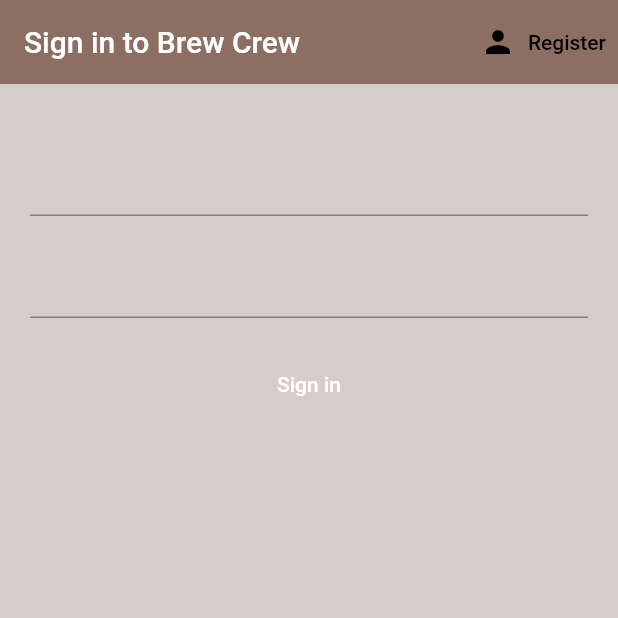
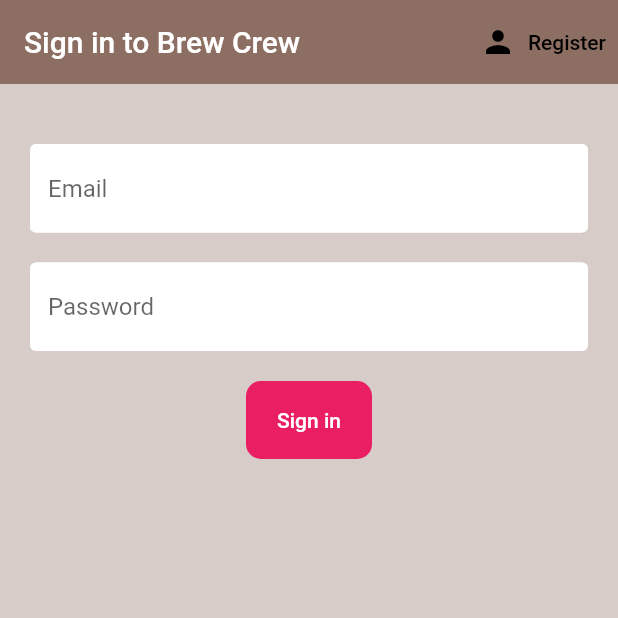
Before and after one commit to Shubhi-Paul/brew_crew, a Flutter app: the screen it shows after launch, on a phone screen of 412 x 824 dp, the top half of it. Run offline on Flutter 3.47's test engine with Material 2 defaults, Android fonts, the phone set to English and light mode, and no system bars; our stand-ins replace cloud_firestore, firebase_auth, firebase_core, flutter_spinkit; accounts and stored records are empty.

```diff
--- a/lib/main.dart
+++ b/lib/main.dart
@@ -41,7 +41,7 @@ class _MyHomePageState extends State<MyHomePage> {
   @override
   Widget build(BuildContext context) {
     return StreamProvider<OurUser?>.value(
-      catchError: (_, __) => null,
+      catchError: (_, __) => null, //imp
       initialData: null,
       value: AuthService().user,
       child: Wrapper());
--- /dev/null
+++ b/lib/models/brew.dart
@@ -0,0 +1,9 @@
+class Brew {
+
+  final String name;
+  final String sugars;
+  final int strength;
+
+  Brew({required this.name, required this.sugars, required this.strength});
+
+}
--- a/lib/screens/authenticate/sign_in.dart
+++ b/lib/screens/authenticate/sign_in.dart
@@ -1,10 +1,11 @@
-import 'package:brew_crew/screens/authenticate/register.dart';
 import 'package:brew_crew/services/auth.dart';
+import 'package:brew_crew/shared/loading.dart';
 import 'package:flutter/material.dart';
+import 'package:brew_crew/shared/constansts.dart';
 
 class SignIn extends StatefulWidget {
   final Function toggleView;
-  SignIn ({required this.toggleView});
+  SignIn({required this.toggleView});
 
   @override
   State<SignIn> createState() => _SignInState();
@@ -12,14 +13,17 @@ class SignIn extends StatefulWidget {
 
 class _SignInState extends State<SignIn> {
   final AuthService _auth = AuthService.initializeApp();
+  final _formKey = GlobalKey<FormState>();
+  bool loading = false;
 
   //text field state
   String email = "";
   String password = "";
+  String error = "";
 
   @override
   Widget build(BuildContext context) {
-    return Scaffold(
+    return loading ? Loading() : Scaffold(
       backgroundColor: Colors.brown[100],
       appBar: AppBar(
         backgroundColor: Colors.brown[400],
@@ -27,58 +31,89 @@ class _SignInState extends State<SignIn> {
         title: const Text('Sign in to Brew Crew'),
         actions: [
           TextButton.icon(
-            onPressed: (){widget.toggleView();},
-            icon: const Icon(Icons.person,color: Colors.black,),
-            label: const Text("Register",style: TextStyle(color: Colors.black),))
+              onPressed: () {
+                widget.toggleView();
+              },
+              icon: const Icon(
+                Icons.person,
+                color: Colors.black,
+              ),
+              label: const Text(
+                "Register",
+                style: TextStyle(color: Colors.black),
+              ))
         ],
       ),
       body: Container(
           padding: const EdgeInsets.all(20),
+          child: Form(
+            key: _formKey,
             child: Column(
               children: [
                 const SizedBox(
                   height: 20,
                 ),
                 TextFormField(
-                onChanged: (val) {setState(() {
+                  decoration: textInputDecoration.copyWith(hintText: "Email"),
+                  validator: ((value) =>
+                      (value!.isEmpty ? "Enter an email" : null)),
+                  onChanged: (val) {
+                    setState(() {
                       email = val;
-                });},
+                    });
+                  },
                 ),
                 const SizedBox(
                   height: 20,
                 ),
                 TextFormField(
-                onChanged: (val) {setState(() {
+                  decoration: textInputDecoration.copyWith(hintText: "Password"),
+                  validator: ((value) =>
+                      (value!.length < 6 ? "Enter password" : null)),
+                  onChanged: (val) {
+                    setState(() {
                       password = val;
-                });},
+                    });
+                  },
                   obscureText: true,
                 ),
                 const SizedBox(
                   height: 20,
                 ),
-              TextButton(
+                Container(
+                  padding: const EdgeInsets.symmetric(horizontal :10, vertical : 2),
+                  decoration: BoxDecoration(borderRadius: BorderRadius.circular(10),color: Colors.pink,),
+                  child: TextButton(
                     onPressed: () async {
-                    print("email : $email");
-                    print("password : $password");
+                      if (_formKey.currentState!.validate()) {
+                        setState(() {
+                          loading = true;
+                        });
+                        dynamic result = await _auth.signInEmail(email, password);
+                        if (result == null) {
+                          setState(() {
+                            loading = false;
+                            error = "COULD NOT SIGN IN WITH THOSE CREDENTIALS";
+                          });
+                        }
+                      }
                     },
-                  child: const Text('Sign in',
-                      style: TextStyle(color: Colors.white)))
+                    child: const Text(
+                      'Sign in',
+                      style: TextStyle(color: Colors.white),
+                    ),
+                  ),
+                ),
+                const SizedBox(
+                  height: 20,
+                ),
+                Text(
+                  error,
+                  style: TextStyle(color: Colors.red, fontSize: 14.0),
+                ),
               ],
-          )
-
-          //TextButton(
-          //   child: const Text('SIGN IN ANONYMOSLY'),
-          //   onPressed: () async {
-          //     dynamic result = await _auth.signInAnon();
-          //     if (result == null) {
-          //       print('error user not signed in');
-          //     } else {
-          //       print('signed in');
-          //       print(result.uid);
-          //     }
-          //   },
-          // ),
             ),
+          )),
     );
   }
 }
--- /dev/null
+++ b/lib/shared/constansts.dart
@@ -0,0 +1,10 @@
+import 'package:flutter/material.dart';
+
+const textInputDecoration = InputDecoration(
+  fillColor: Colors.white,
+  filled: true,
+  enabledBorder: OutlineInputBorder(
+      borderSide: BorderSide(color: Colors.white, width: 2.0)),
+  focusedBorder: OutlineInputBorder(
+      borderSide: BorderSide(color: Colors.pink, width: 2.0)),
+);
--- a/pubspec.yaml
+++ b/pubspec.yaml
@@ -35,6 +35,7 @@ dependencies:
   cloud_firestore: ^4.2.0
   firebase_core: ^2.4.0
   provider : ^6.0.5
+  flutter_spinkit : ^5.1.0
 
 
   # The following adds the Cupertino Icons font to your application.
```
Also changed, not shown: lib/screens/authenticate/register.dart (+61 -16 lines), lib/screens/home/brew_list.dart (added, +26 -0 lines), lib/screens/home/brew_tile.dart (added, +25 -0 lines), lib/screens/home/home.dart (+10 -2 lines), lib/services/auth.dart (+29 -0 lines), lib/services/database.dart (added, +35 -0 lines), lib/shared/loading.dart (added, +18 -0 lines), pubspec.lock. Lines whose indentation alone changed are shown as unchanged.
